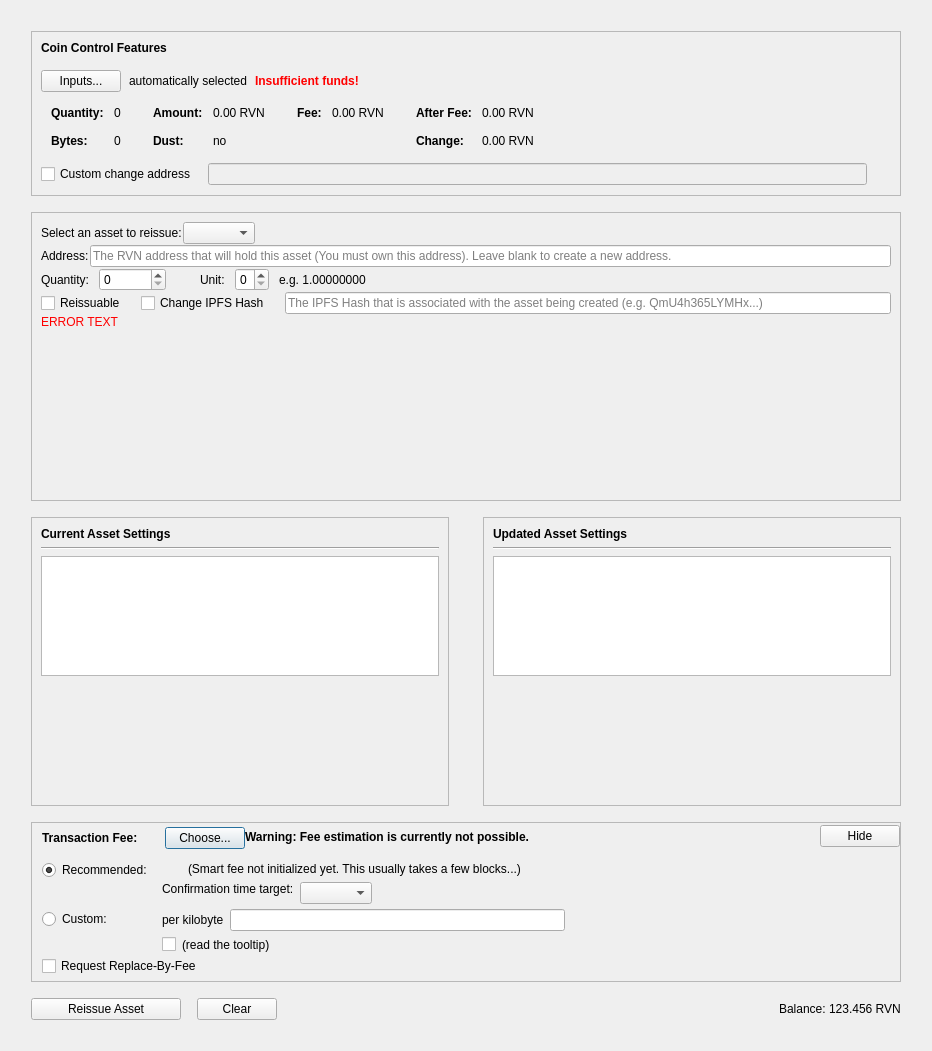
Above: src/qt/forms/reissueassetdialog.ui from RavenProject/Ravencoin before the change. Below: the same form after it.
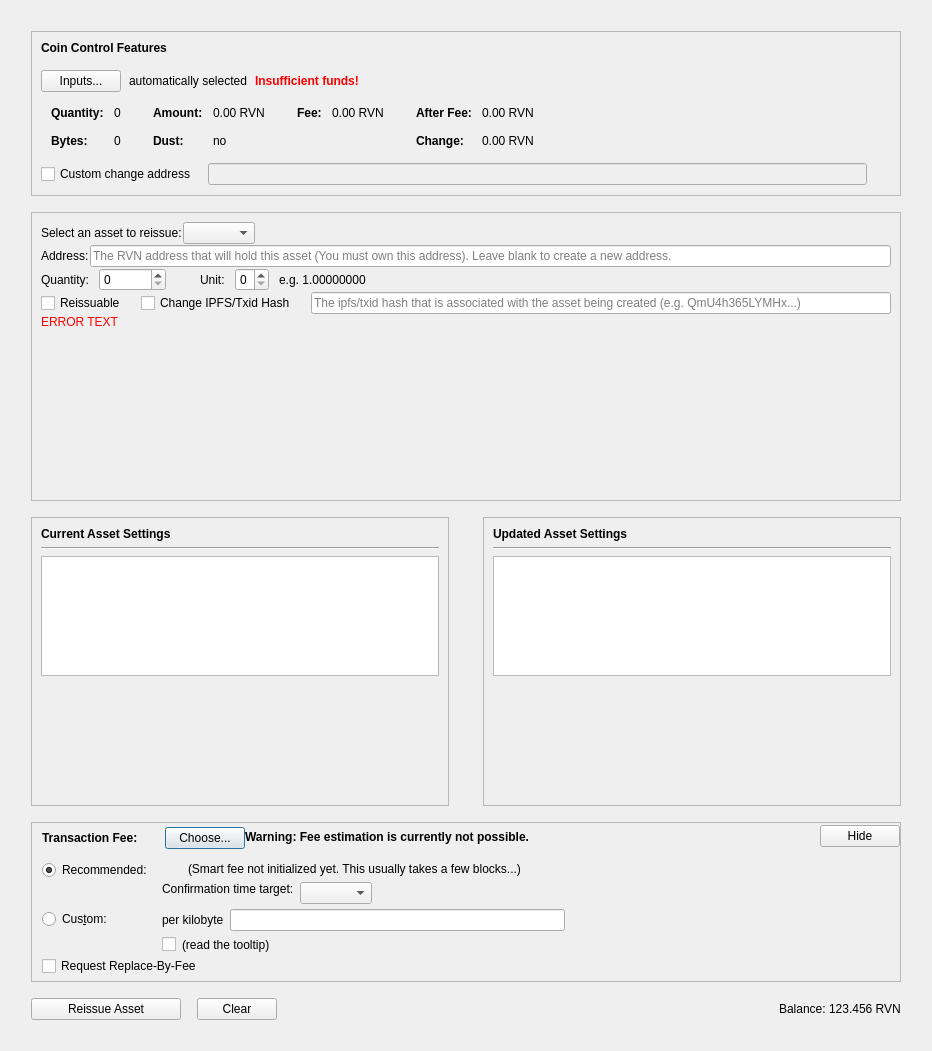
That is the form after the change. Custom widgets are drawn as their Qt base class.

Commit message: Update to allow OIP txid hashes

The edit to the form file:
```diff
--- a/src/qt/forms/reissueassetdialog.ui
+++ b/src/qt/forms/reissueassetdialog.ui
@@ -761,7 +761,7 @@
                  <enum>Qt::LeftToRight</enum>
                 </property>
                 <property name="text">
-                 <string>Change IPFS Hash</string>
+                 <string>Change IPFS/Txid Hash</string>
                 </property>
                </widget>
               </item>
@@ -790,7 +790,7 @@
                  <number>46</number>
                 </property>
                 <property name="placeholderText">
-                 <string>The IPFS Hash that is associated with the asset being created (e.g. QmU4h365LYMHx...)</string>
+                 <string>The ipfs/txid hash that is associated with the asset being created (e.g. QmU4h365LYMHx...)</string>
                 </property>
                 <property name="clearButtonEnabled">
                  <bool>true</bool>
@@ -1295,7 +1295,7 @@
                  <item>
                   <widget class="QRadioButton" name="radioCustomFee">
                    <property name="text">
-                    <string>Custom:</string>
+                    <string>Cus&amp;tom:</string>
                    </property>
                    <attribute name="buttonGroup">
                     <string notr="true">groupFee</string>
```
Left out of the diff: 4 changed lines with no effect on the pictures. The commit also changes 16 other files.
